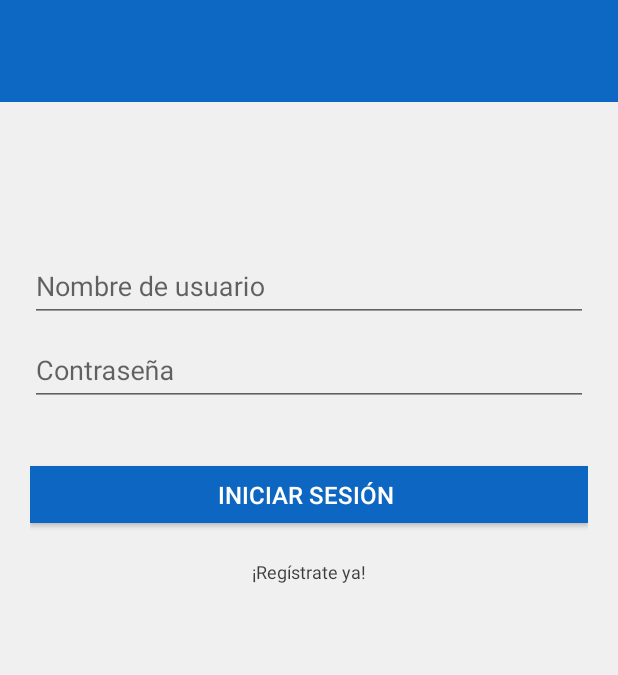
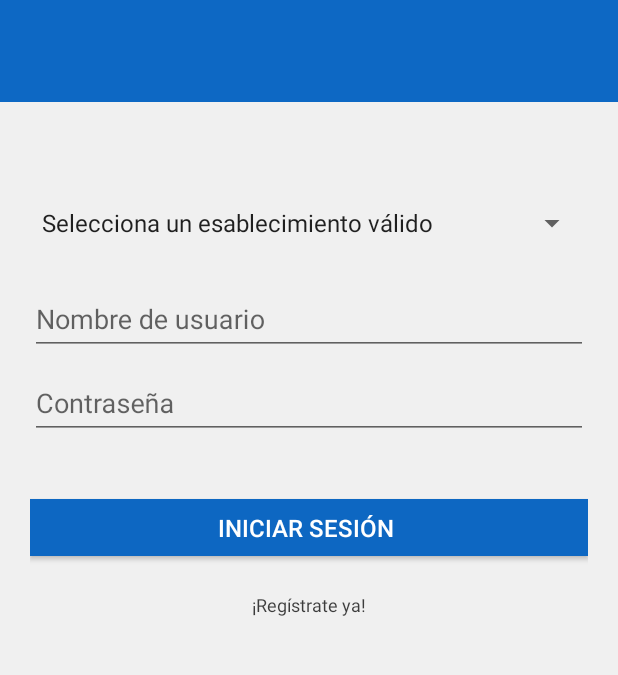
Before and after one commit to alvaro2226/ProyectoFinal_Android, an Android app: the screen it shows after launch (ActivityLogin), on a phone screen of 412 x 824 dp, the part 516-1191 px from its top. Run offline under Robolectric (Android 15) with nearby library versions, the light colour scheme and no system bars.

```diff
--- a/app/src/main/AndroidManifest.xml
+++ b/app/src/main/AndroidManifest.xml
@@ -11,7 +11,8 @@
         android:supportsRtl="true"
         android:theme="@style/AppTheme"
         tools:ignore="GoogleAppIndexingWarning">
-        <activity android:name=".Activities.ActivityCarrito"></activity>
+        <activity android:name=".Activities.ActivityDetallesPedido"></activity>
+        <activity android:name=".Activities.ActivityCarrito" />
         <activity android:name=".Activities.ActivityProducto" />
         <activity
             android:name=".Activities.ActivityListaProductos"
--- a/app/src/main/java/com/example/proyectofinal_android/Activities/ActivityLogin.java
+++ b/app/src/main/java/com/example/proyectofinal_android/Activities/ActivityLogin.java
@@ -4,13 +4,16 @@ import android.content.Intent;
 import android.support.v7.app.AppCompatActivity;
 import android.os.Bundle;
 import android.view.View;
+import android.widget.ArrayAdapter;
 import android.widget.EditText;
+import android.widget.Spinner;
 
 import com.example.proyectofinal_android.R;
 
 public class ActivityLogin extends AppCompatActivity {
 
     private EditText editText_nombreUsuario;
+
     @Override
     protected void onCreate(Bundle savedInstanceState) {
         super.onCreate(savedInstanceState);
@@ -22,13 +25,28 @@ public class ActivityLogin extends AppCompatActivity {
 
     }
 
-    private void initViews(){
+    private void initViews() {
         editText_nombreUsuario = findViewById(R.id.editTextUname);
+        iniciarSpinner();
     }
+
+    private void iniciarSpinner() {
+        Spinner spinner = (Spinner) findViewById(R.id.spinner);
+        // Create an ArrayAdapter using the string array and a default spinner layout
+        ArrayAdapter<CharSequence> adapter = ArrayAdapter.createFromResource(this,
+                R.array.planets_array, android.R.layout.simple_spinner_item);
+        // Specify the layout to use when the list of choices appears
+        adapter.setDropDownViewResource(android.R.layout.simple_spinner_dropdown_item);
+        // Apply the adapter to the spinner
+        spinner.setAdapter(adapter);
+
+    }
+
     public void iniciarIntentRegistro(View view) {
-        startActivity(new Intent(this,ActivityRegistro.class));
+        startActivity(new Intent(this, ActivityRegistro.class));
     }
-    public void iniciarIntentProductos(View v){
+
+    public void iniciarIntentProductos(View v) {
         startActivity(new Intent(this, ActivityListaProductos.class));
     }
 }
--- a/app/src/main/java/com/example/proyectofinal_android/Adapters/AdapterProductos.java
+++ b/app/src/main/java/com/example/proyectofinal_android/Adapters/AdapterProductos.java
@@ -65,8 +65,7 @@ public class AdapterProductos extends ArrayAdapter<Producto> {
         viewHolder.textView_nombre.setText(producto.getNombre());
         viewHolder.textView_Descripcion.setText(producto.getDescripcion());
         viewHolder.imagenProducto.setImageResource(R.drawable.logo);
-        viewHolder.botonAñadir.setImageDrawable(getContext().getResources().getDrawable(android.R.drawable.ic_input_add,null));
-
+        viewHolder.botonAñadir.setVisibility(View.INVISIBLE);
         viewHolder.botonAñadir.setOnClickListener(new View.OnClickListener() {
             @Override
             public void onClick(View view) {
--- a/app/src/main/res/layout/activity_login.xml
+++ b/app/src/main/res/layout/activity_login.xml
@@ -52,6 +52,13 @@
                 android:layout_height="match_parent"
                 android:gravity="center"
                 android:visibility="visible">
+
+                <Spinner
+                    android:id="@+id/spinner"
+                    android:layout_marginBottom="20dp
+"
+                    android:layout_width="match_parent"
+                    android:layout_height="wrap_content" />
 
                 <android.support.design.widget.TextInputLayout
                     android:id="@+id/textInputLayoutUname"
@@ -108,6 +115,7 @@
                     android:text="¡Regístrate ya!"
                     android:onClick="iniciarIntentRegistro"
                     android:textSize="12sp" />
+
             </LinearLayout>
         </LinearLayout>
     </LinearLayout>
--- a/app/src/main/res/layout/activity_registro.xml
+++ b/app/src/main/res/layout/activity_registro.xml
@@ -74,7 +74,7 @@
                 android:layout_height="wrap_content"
                 android:layout_marginLeft="5dp"
                 android:layout_marginTop="0dp"
-                android:text="@string/email"
+                android:text="Email"
                 android:textSize="18sp"
                 android:textStyle="bold" />
 
--- a/app/src/main/res/values/strings.xml
+++ b/app/src/main/res/values/strings.xml
@@ -1,13 +1,15 @@
 <resources>
     <string name="app_name">OrderTracker</string>
-    <string name="booki">BookI</string>
-    <string name="welcome_back">Welcome Back</string>
-    <string name="read_it_together">Read it together</string>
-    <string name="skip">Skip</string>
-    <string name="login">Login</string>
-    <string name="email">Email</string>
-    <string name="password">Password</string>
-    <string name="sign_up">Sign up</string>
-    <string name="forget_password">Forget Password.?</string>
+
+    <string-array name="planets_array">
+        <item>Selecciona un esablecimiento válido</item>
+        <item>Venus</item>
+        <item>Earth</item>
+        <item>Mars</item>
+        <item>Jupiter</item>
+        <item>Saturn</item>
+        <item>Uranus</item>
+        <item>Neptune</item>
+    </string-array>
 
 </resources>
```
Also changed, not shown: app/src/main/java/com/example/proyectofinal_android/Activities/ActivityDetallesPedido.java (added, +55 -0 lines), app/src/main/java/com/example/proyectofinal_android/Activities/ActivityListaProductos.java (+9 -6 lines).
